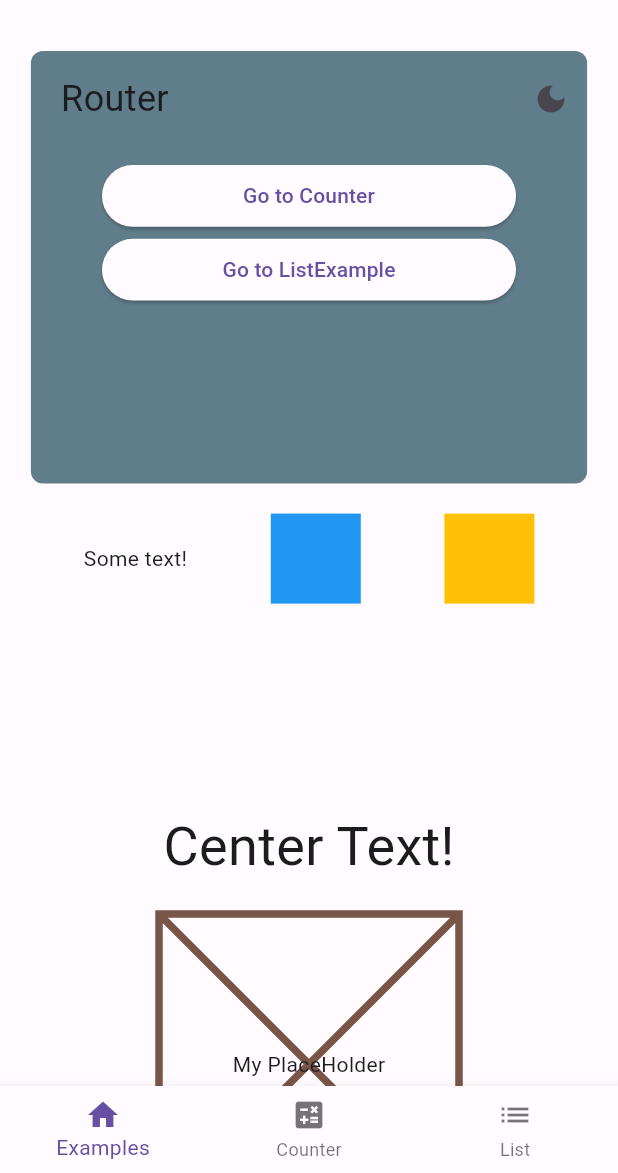
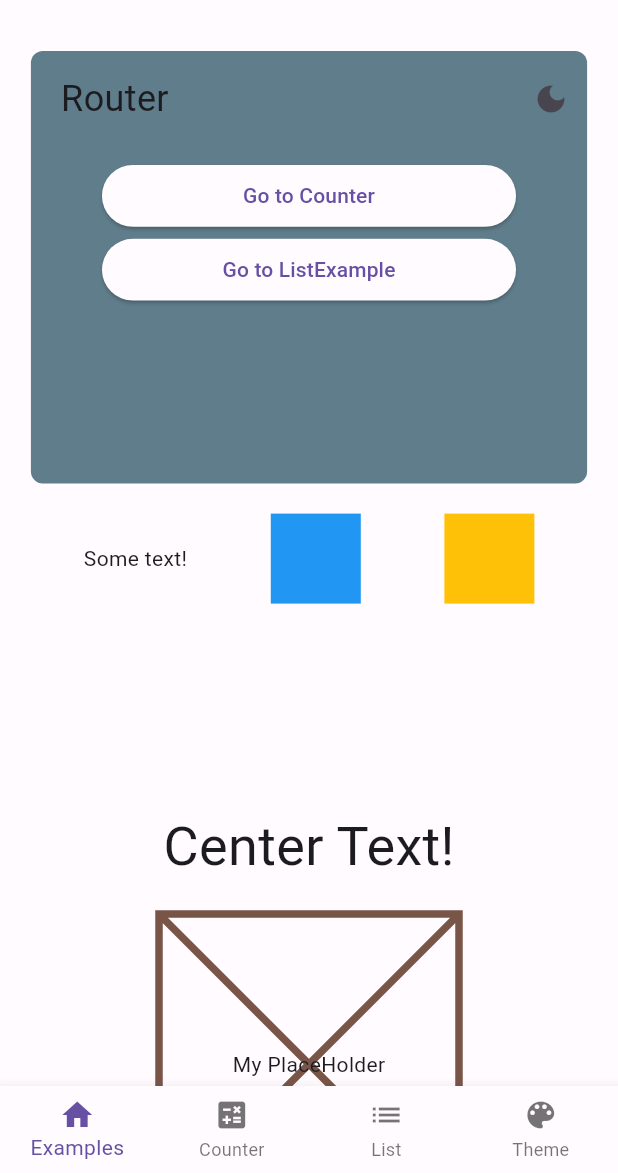
Before and after one commit to we-mohd-i001/flutter_basics, a Flutter app: the screen it shows after launch, after a tap on the "light mode" icon, on a phone screen of 412 x 824 dp, the part 63-1236 px from its top. Run offline on Flutter 3.47's test engine with Material 2 defaults, Android fonts, the phone set to English and light mode, and no system bars; missing offline and left inert: dart:ffi; network calls fail.

Commit message:
Added separate page for changing theme of the app

```diff
--- a/lib/presentation/rootnavigation/root_navigation_bar.dart
+++ b/lib/presentation/rootnavigation/root_navigation_bar.dart
@@ -2,6 +2,7 @@ import 'package:flutter/material.dart';
 import 'package:flutter_basics/presentation/counter/counter_screen.dart';
 import 'package:flutter_basics/presentation/list/list_example.dart';
 import 'package:flutter_basics/presentation/screens/home_screen.dart';
+import 'package:flutter_basics/theme/theme_screen.dart';
 
 class RootNavigationBar extends StatefulWidget {
   const RootNavigationBar({super.key});
@@ -21,23 +22,25 @@ class _RootNavigationBarState extends State<RootNavigationBar> {
           HomeScreen(),
           CounterScreen(),
           ListExample(),
+          ThemeScreen(),
         ],
       ),
       bottomNavigationBar: BottomNavigationBar(
         // backgroundColor: Colors.blue,
         // selectedItemColor: Colors.yellow,
         // unselectedItemColor: Colors.white,
+        type: BottomNavigationBarType.fixed,
         currentIndex: _curIndex,
-        onTap: (index){
+        onTap: (index) {
           setState(() {
             _curIndex = index;
           });
         },
         items: const [
           BottomNavigationBarItem(icon: Icon(Icons.home), label: 'Examples'),
-          BottomNavigationBarItem(
-              icon: Icon(Icons.calculate), label: 'Counter'),
+          BottomNavigationBarItem(icon: Icon(Icons.calculate), label: 'Counter'),
           BottomNavigationBarItem(icon: Icon(Icons.list), label: 'List'),
+          BottomNavigationBarItem(icon: Icon(Icons.color_lens), label: 'Theme'),
         ],
       ),
     );
--- a/lib/presentation/screens/home_screen.dart
+++ b/lib/presentation/screens/home_screen.dart
@@ -128,32 +128,19 @@ class HomeScreen extends StatelessWidget {
                 onPressed: () {
                   debugPrint('Button 1 Pressed!');
                 },
-                child: Container(
-                  decoration: BoxDecoration(
-                      borderRadius: BorderRadius.circular(8),
-                      color: Colors.blue),
-                  child: const Padding(
-                    padding: EdgeInsets.all(8.0),
-                    child: Text(
-                      'Text Button',
-                      style: TextStyle(
-                        fontSize: 20,
-                        color: Colors.white,
-                        fontWeight: FontWeight.w500,
-                      ),
-                    ),
-                  ),
+                child: Text(
+                  'Text Button',
+                  // style: TextStyle(
+                  //   fontSize: 20,
+                  //   color: Colors.white,
+                  //   fontWeight: FontWeight.w500,
+                  // ),
                 )),
             IconButton(
                 onPressed: () {},
-                icon: Container(
-                  decoration: BoxDecoration(
-                      borderRadius: BorderRadius.circular(8),
-                      color: Colors.red),
-                  child: const Icon(
-                    Icons.play_arrow,
-                    color: Colors.white,
-                  ),
+                icon: const Icon(
+                  Icons.play_arrow,
+                  // color: Colors.white,
                 )),
             Switch(
                 value: false,
--- /dev/null
+++ b/lib/theme/theme_screen.dart
@@ -0,0 +1,87 @@
+import 'dart:ffi';
+
+import 'package:flutter/material.dart';
+import 'package:flutter_basics/application/theme_service.dart';
+import 'package:provider/provider.dart';
+
+class ThemeScreen extends StatelessWidget {
+  const ThemeScreen({super.key});
+
+  @override
+  Widget build(BuildContext context) {
+    return Consumer<ThemeService>(builder: (context, themeService, child) {
+      return SafeArea(
+          child: Center(
+        child: Padding(
+          padding: const EdgeInsets.all(20.0),
+          child: Container(
+            alignment: Alignment.bottomCenter,
+            height: 500,
+            decoration: BoxDecoration(
+              boxShadow: [BoxShadow(
+                color: themeService.isDarkModeOn
+                    ? Colors.black87
+                    : Colors.white60,
+                offset: const Offset(0, 1),
+                blurRadius: 12,
+                spreadRadius: 0.5
+              ),],
+
+              borderRadius: BorderRadius.circular(16),
+              gradient: LinearGradient(
+                colors: themeService.isDarkModeOn == false
+                    ? [Colors.deepPurple, Colors.lightBlueAccent]
+                    : [ Colors.redAccent,Colors.orange],
+                begin: Alignment.topCenter,
+                end: Alignment.bottomCenter
+              ),
+            ),
+            child: Stack(
+              children: [
+
+                  Container(
+                  height: 200,
+                  width: double.infinity,
+                  decoration: BoxDecoration(
+                    color: themeService.isDarkModeOn
+                        ? Colors.blueGrey
+                        : Colors.grey.shade700,
+                    borderRadius: const BorderRadius.only(bottomLeft: Radius.circular(16), bottomRight: Radius.circular(16))
+                  ),
+                    child: Column(
+                      children: [
+                        const SizedBox(height: 8,),
+                        Text(
+                          themeService.isDarkModeOn
+                              ? 'Too Light?'
+                              : 'Too Dark?',
+                          style: const TextStyle(
+                            fontSize: 20,
+                            fontWeight: FontWeight.bold
+                          ),
+                        ),
+                        const SizedBox(height: 20,),
+                        Text(
+                          themeService.isDarkModeOn
+                              ? 'Let it be night!'
+                              : 'Let the sun rise!',
+                          style: const TextStyle(
+                              fontSize: 24,
+                              fontWeight: FontWeight.w300
+                          ),
+                        ),
+                        const SizedBox(height: 20,),
+                        Switch(value: !themeService.isDarkModeOn, onChanged: (_){
+                          themeService.toggleTheme();
+                        })
+                      ],
+                    ),
+                  )
+              ],
+            ),
+          ),
+        ),
+      ));
+    });
+  }
+}
--- /dev/null
+++ b/lib/theme/widgets/sun.dart
@@ -0,0 +1,10 @@
+import 'package:flutter/material.dart';
+
+class Sun extends StatelessWidget {
+  const Sun({super.key});
+
+  @override
+  Widget build(BuildContext context) {
+    return const Placeholder();
+  }
+}
```
